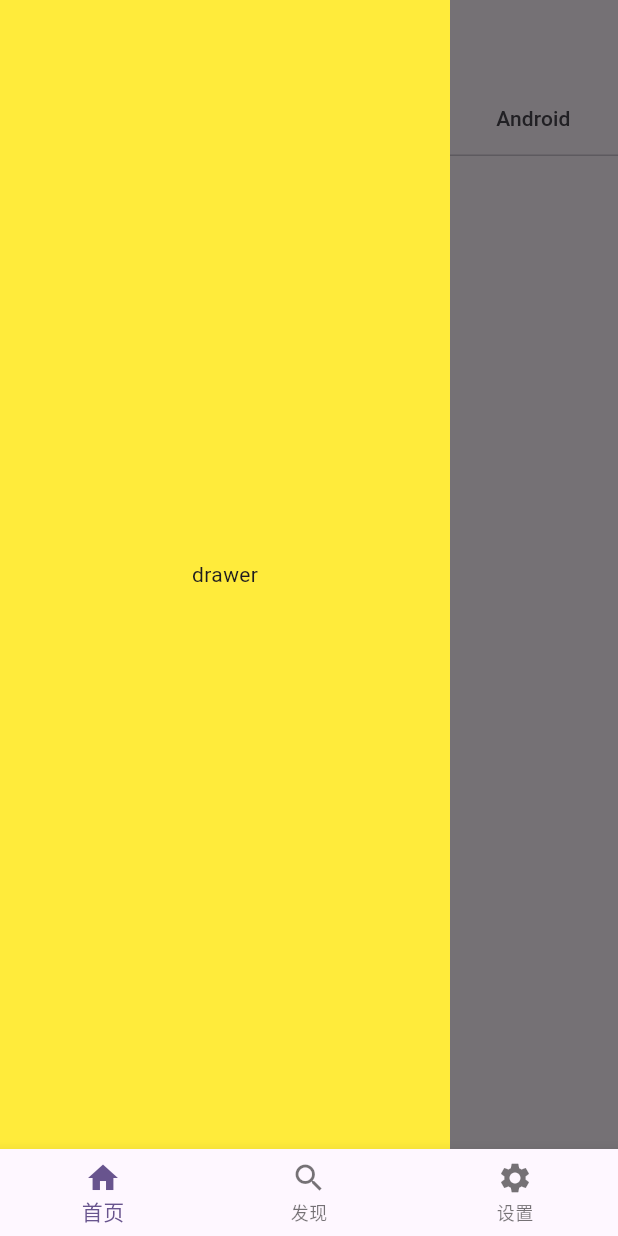
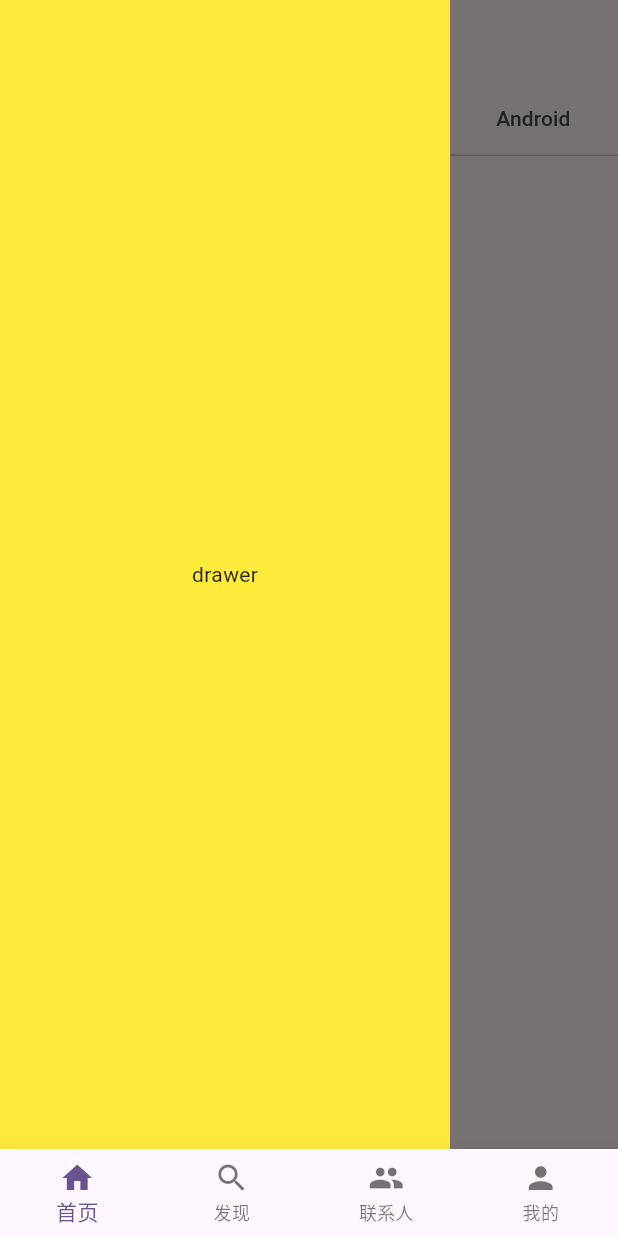
Before and after one commit to YijiangWang/flutter_juejin, a Flutter app: the screen it shows after launch, with the side drawer open, on a phone screen of 412 x 824 dp. Run offline on Flutter 3.47's test engine with Material 3 defaults, Android fonts, the phone set to English and light mode, and no system bars; our stand-ins replace dio.

Commit message:
配置bootmNavigationBar以及对应的页面组件

```diff
--- a/lib/main.dart
+++ b/lib/main.dart
@@ -1,4 +1,5 @@
 import 'package:flutter/material.dart';
+import 'package:flutter_learn/pages/pageContact.dart';
 import 'package:flutter_learn/pages/pageIndex.dart';
 import 'package:flutter_learn/pages/pageMy.dart';
 import 'package:flutter_learn/pages/pageSearch.dart';
@@ -36,22 +37,19 @@ class MyHomePage extends StatefulWidget {
 
 class _MyHomePageState extends State<MyHomePage> {
   int currentIdx = 0;
-  late List<Widget> pages;
-
+  late List<Widget> pages = [
+      new PageIndex(),
+      new PageSearch(),
+      new PageContact(),
+      new PageMy(),
+    ];
   @override
   void initState() {
-    pages = [
-      new PageIndex(),
-      // new PageSearch(),
-      new PageMy(),
-    ];
     super.initState();
   }
 
   getBodyPage() {
-    return PageView(
-      children: pages,
-    );
+    return pages[currentIdx];
   }
 
   @override
@@ -60,6 +58,7 @@ class _MyHomePageState extends State<MyHomePage> {
       body: getBodyPage(),
       bottomNavigationBar: BottomNavigationBar(
         currentIndex: currentIdx,
+        type: BottomNavigationBarType.fixed,
         onTap: (int idx) {
           setState((){
             currentIdx = idx;
@@ -69,7 +68,8 @@ class _MyHomePageState extends State<MyHomePage> {
         items: const [
           BottomNavigationBarItem(icon: Icon(Icons.home), label: '首页'),
           BottomNavigationBarItem(icon: Icon(Icons.search), label: '发现'),
-          BottomNavigationBarItem(icon: Icon(Icons.settings), label: '设置')
+          BottomNavigationBarItem(icon: Icon(Icons.people), label: '联系人'),
+          BottomNavigationBarItem(icon: Icon(Icons.person), label: '我的')
         ],
       ),
     );
--- a/lib/pages/pageContact.dart
+++ b/lib/pages/pageContact.dart
@@ -29,7 +29,7 @@ class _PageContactState extends State<PageContact> {
     var item = listData[index];
     return ListTile(
       leading: ClipOval(
-        child: Image.network(item['picture']['large']),
+        child: Image.network(item['picture']['large'], width: 50, height: 50,),
       ),
       title: Text(item['name']['first'] + ' ' + item['name']['last']),
       subtitle: Text(item['phone']),
@@ -49,6 +49,7 @@ class _PageContactState extends State<PageContact> {
 
   @override
   Widget build(BuildContext context) {
+    print('渲染联系人');
     return Scaffold(
       appBar: AppBar(
         title: Text('联系人'),
@@ -58,7 +59,7 @@ class _PageContactState extends State<PageContact> {
           return getList(index);
         },
         separatorBuilder: (BuildContext context, int index) {
-          return Divider(
+          return const Divider(
             height: 1,
             color: Colors.grey,
           );
--- a/lib/pages/pageMy.dart
+++ b/lib/pages/pageMy.dart
@@ -10,6 +10,7 @@ class PageMy extends StatefulWidget {
 class _PageMyState extends State<PageMy> {
   @override
   Widget build(BuildContext context) {
+    print('渲染我的');
     return Scaffold(
       appBar: AppBar(title: Text('我的')),
       body: Center(
--- a/lib/pages/pageSearch.dart
+++ b/lib/pages/pageSearch.dart
@@ -10,6 +10,7 @@ class PageSearch extends StatefulWidget {
 class _PageSearchState extends State<PageSearch> {
   @override
   Widget build(BuildContext context) {
+    print('渲染搜索');
     return Scaffold(
       appBar: AppBar(title: Text('发现')),
       body: Center(
--- a/lib/pages/pageindex.dart
+++ b/lib/pages/pageindex.dart
@@ -124,12 +124,13 @@ class _PageIndexState extends State<PageIndex> with TickerProviderStateMixin {
 
   @override
   void initState() {
-    requestData2();
+    // requestData2();
     super.initState();
   }
 
   @override
   Widget build(BuildContext context) {
+    print('渲染首页');
     return DefaultTabController(
       length: tabTitles.length,
       child: Scaffold(
```
